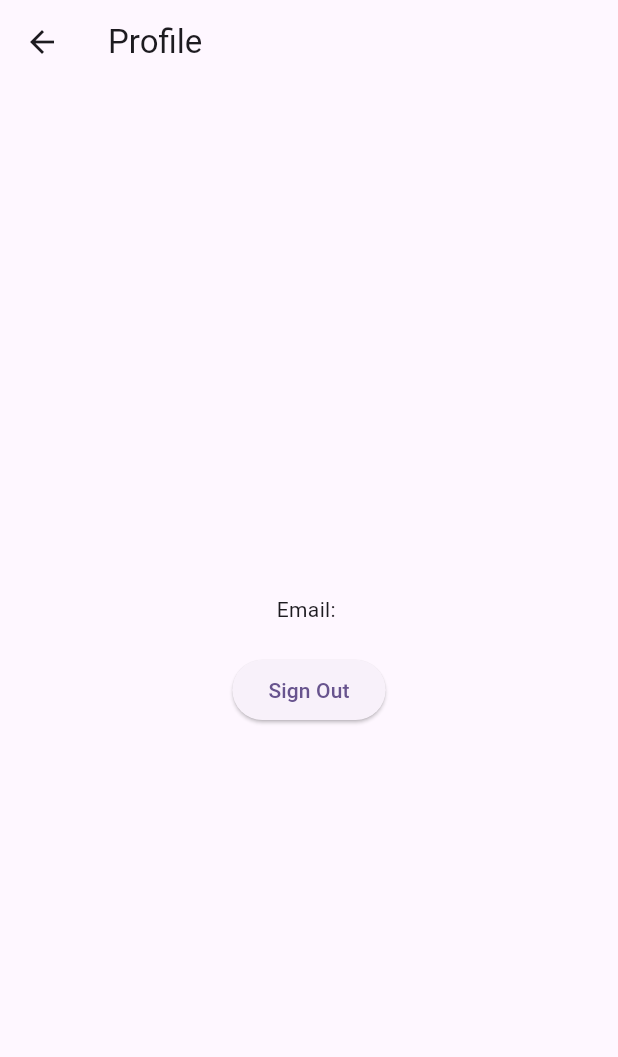
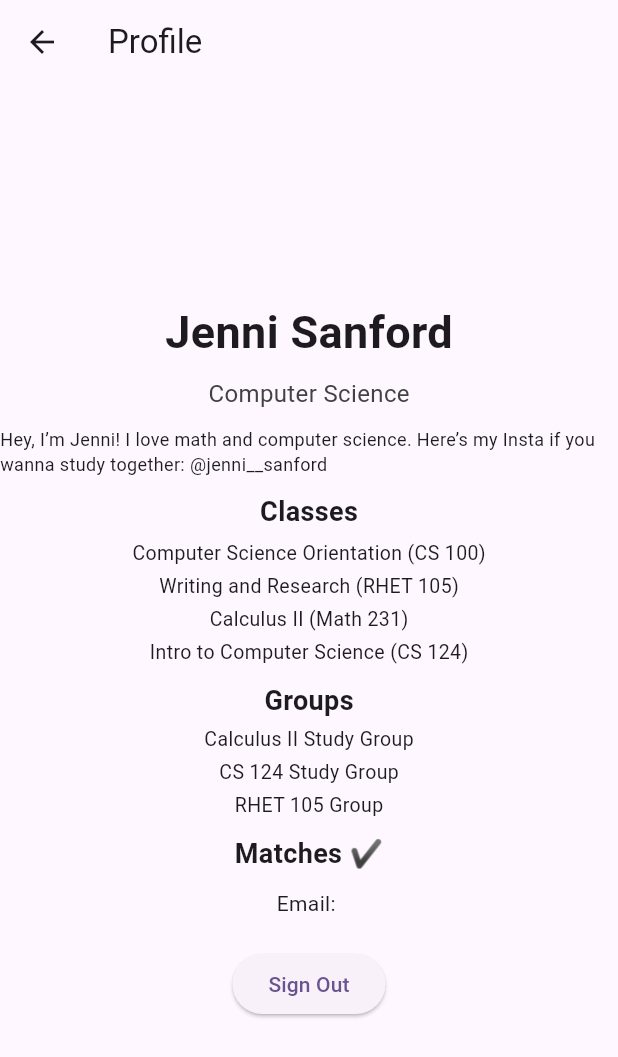
Before and after one commit to CS196Illinois/Group2-FA23, a Flutter app: the ProfileScreen screen opened directly, on a phone screen of 412 x 824 dp. Shown: the top 1057 px of the screen. Run offline on Flutter 3.47's test engine with Material 2 defaults, Android fonts, the phone set to English and light mode, and no system bars; our stand-ins replace supabase_flutter; missing offline and left inert: supabase_auth_ui; accounts and stored records are empty.

Commit message:
Edited profile_screen

```diff
--- a/Project/example_app/lib/profile_screen.dart
+++ b/Project/example_app/lib/profile_screen.dart
@@ -37,6 +37,100 @@ class ProfileScreen extends StatelessWidget {
           // Aligning children to the center of the main axis
           mainAxisAlignment: MainAxisAlignment.center,
           children: [
+            Container(
+              padding: const EdgeInsets.only(bottom: 8),
+              child: const Center(
+                child: Text(
+                  'Jenni Sanford',
+                  style: TextStyle(fontWeight: FontWeight.bold, fontSize: 30),
+                ),
+              ),
+            ),
+            Center(
+              child: Text(
+                'Computer Science',
+                style: TextStyle(color: Colors.grey[800], fontSize: 16),
+              ),
+            ),
+            const Center(
+              child: Padding(
+                padding: EdgeInsets.only(top: 10.0),
+                child: Text(
+                  'Hey, I’m Jenni! I love math and computer science. Here’s my Insta if you wanna study together: @jenni__sanford',
+                  style: TextStyle(fontSize: 12),
+                ),
+              ),
+            ),
+            const Padding(
+              padding: EdgeInsets.only(top: 10.0),
+              child: Text(
+                'Classes',
+                style: TextStyle(fontWeight: FontWeight.bold, fontSize: 18),
+              ),
+            ),
+            const Padding(
+              padding: EdgeInsets.only(top: 5.0),
+              child: Text(
+                'Computer Science Orientation (CS 100)',
+                style: TextStyle(fontSize: 13),
+              ),
+            ),
+            const Padding(
+              padding: EdgeInsets.only(top: 3.0),
+              child: Text(
+                'Writing and Research (RHET 105)',
+                style: TextStyle(fontSize: 13),
+              ),
+            ),
+            const Padding(
+              padding: EdgeInsets.only(top: 3.0),
+              child: Text(
+                'Calculus II (Math 231)',
+                style: TextStyle(fontSize: 13),
+              ),
+            ),
+            const Padding(
+              padding: EdgeInsets.only(top: 3.0),
+              child: Text(
+                'Intro to Computer Science (CS 124)',
+                style: TextStyle(fontSize: 13),
+              ),
+            ),
+            const Padding(
+              padding: EdgeInsets.only(top: 10.0),
+              child: Text(
+                'Groups',
+                style: TextStyle(fontWeight: FontWeight.bold, fontSize: 18),
+              ),
+            ),
+            const Padding(
+              padding: EdgeInsets.only(top: 3.0),
+              child: Text(
+                'Calculus II Study Group',
+                style: TextStyle(fontSize: 13),
+              ),
+            ),
+            const Padding(
+              padding: EdgeInsets.only(top: 3.0),
+              child: Text(
+                'CS 124 Study Group',
+                style: TextStyle(fontSize: 13),
+              ),
+            ),
+            const Padding(
+              padding: EdgeInsets.only(top: 3.0),
+              child: Text(
+                'RHET 105 Group',
+                style: TextStyle(fontSize: 13),
+              ),
+            ),
+            const Padding(
+              padding: EdgeInsets.only(top: 10.0, bottom: 10.0),
+              child: Text(
+                'Matches ✔️',
+                style: TextStyle(fontWeight: FontWeight.bold, fontSize: 18),
+              ),
+            ),
             // Displaying the user's email
             Text('Email: ${user?.email}'),
             // SizedBox widget provides a box with a specified size
```
